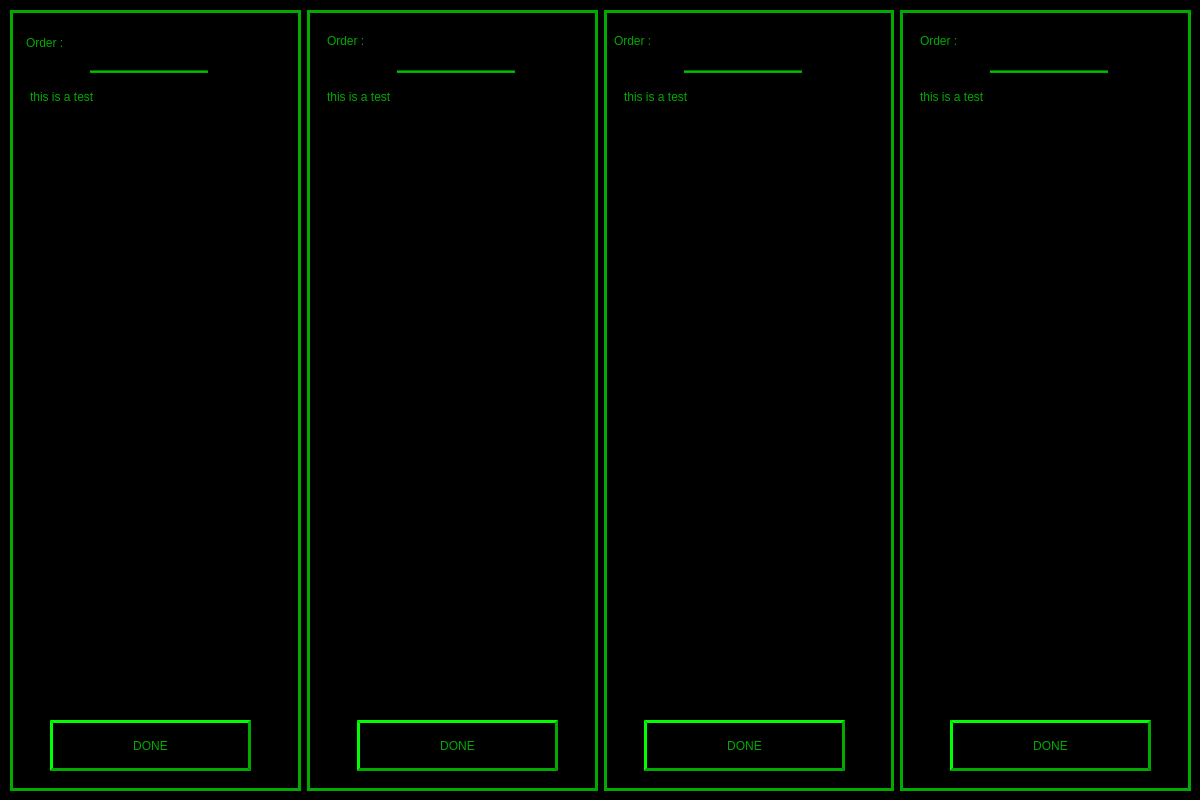
Old version of the form Cook/cookGUI.ui in the repository CS-3560-02-5/Los-Pollos-Hermanos-Drive-Thru-System.
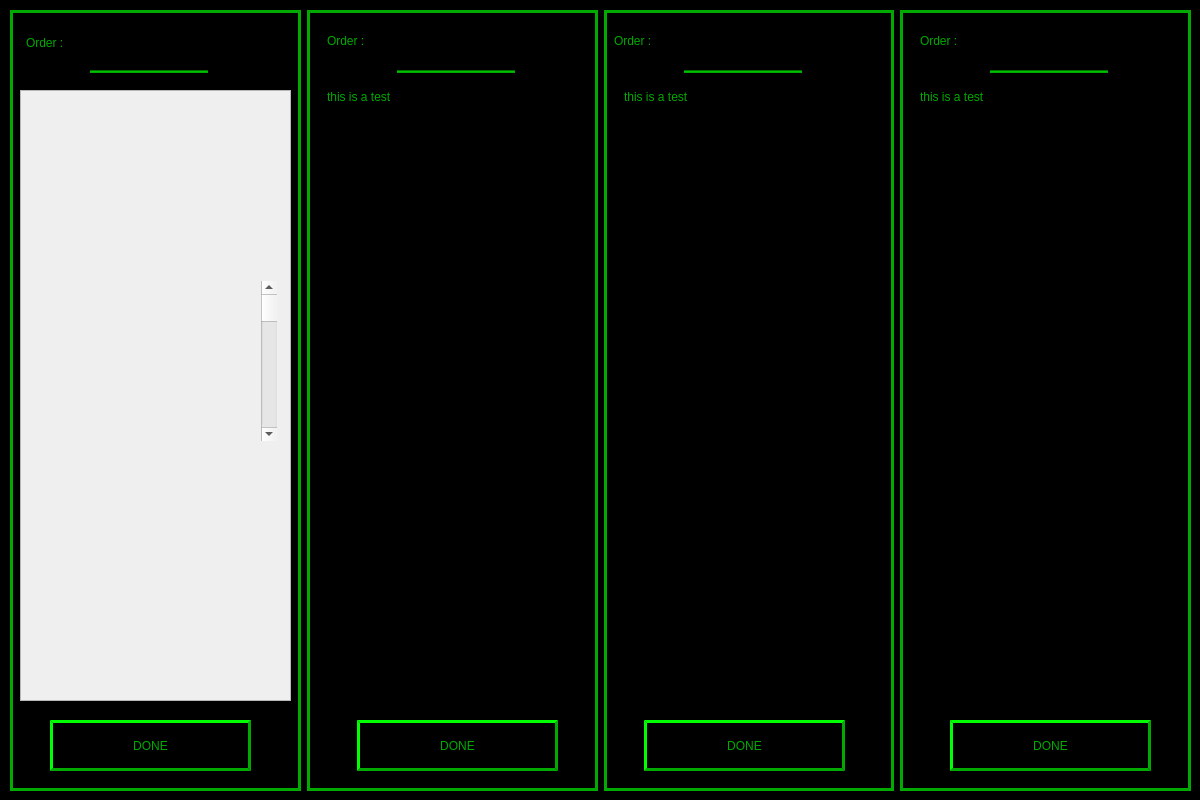
New version of the form.

Commit message: updating cook GUI methods

```diff
--- a/Cook/cookGUI.ui
+++ b/Cook/cookGUI.ui
@@ -127,6 +127,48 @@
         <property name="alignment">
          <set>Qt::AlignLeading|Qt::AlignLeft|Qt::AlignTop</set>
         </property>
+        <property name="wordWrap">
+         <bool>true</bool>
+        </property>
+        <property name="buddy">
+         <cstring></cstring>
+        </property>
+       </widget>
+       <widget class="QScrollArea" name="scrollArea">
+        <property name="geometry">
+         <rect>
+          <x>10</x>
+          <y>80</y>
+          <width>271</width>
+          <height>611</height>
+         </rect>
+        </property>
+        <property name="widgetResizable">
+         <bool>true</bool>
+        </property>
+        <widget class="QWidget" name="scrollAreaWidgetContents">
+         <property name="geometry">
+          <rect>
+           <x>0</x>
+           <y>0</y>
+           <width>269</width>
+           <height>609</height>
+          </rect>
+         </property>
+         <widget class="QScrollBar" name="verticalScrollBar">
+          <property name="geometry">
+           <rect>
+            <x>240</x>
+            <y>190</y>
+            <width>16</width>
+            <height>160</height>
+           </rect>
+          </property>
+          <property name="orientation">
+           <enum>Qt::Vertical</enum>
+          </property>
+         </widget>
+        </widget>
        </widget>
       </widget>
      </item>
```
Left out of the diff: 9 changed lines with no effect on the pictures. The commit also changes 4 other files.
